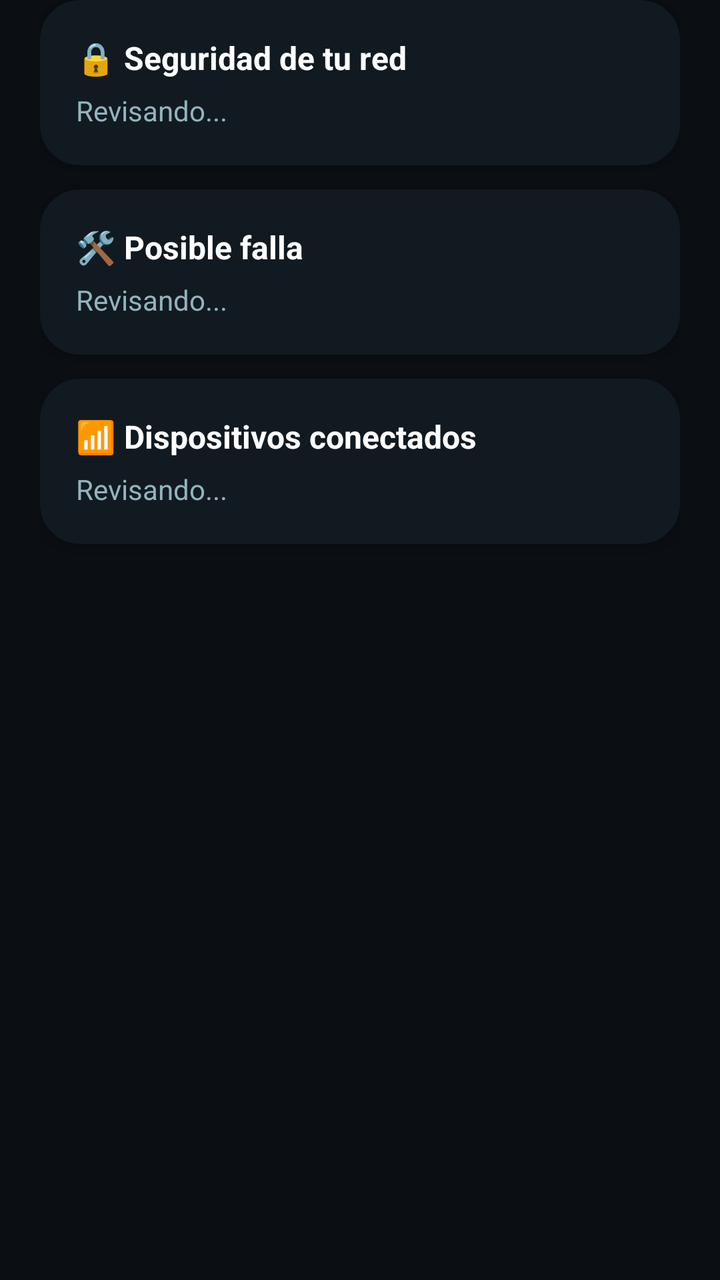
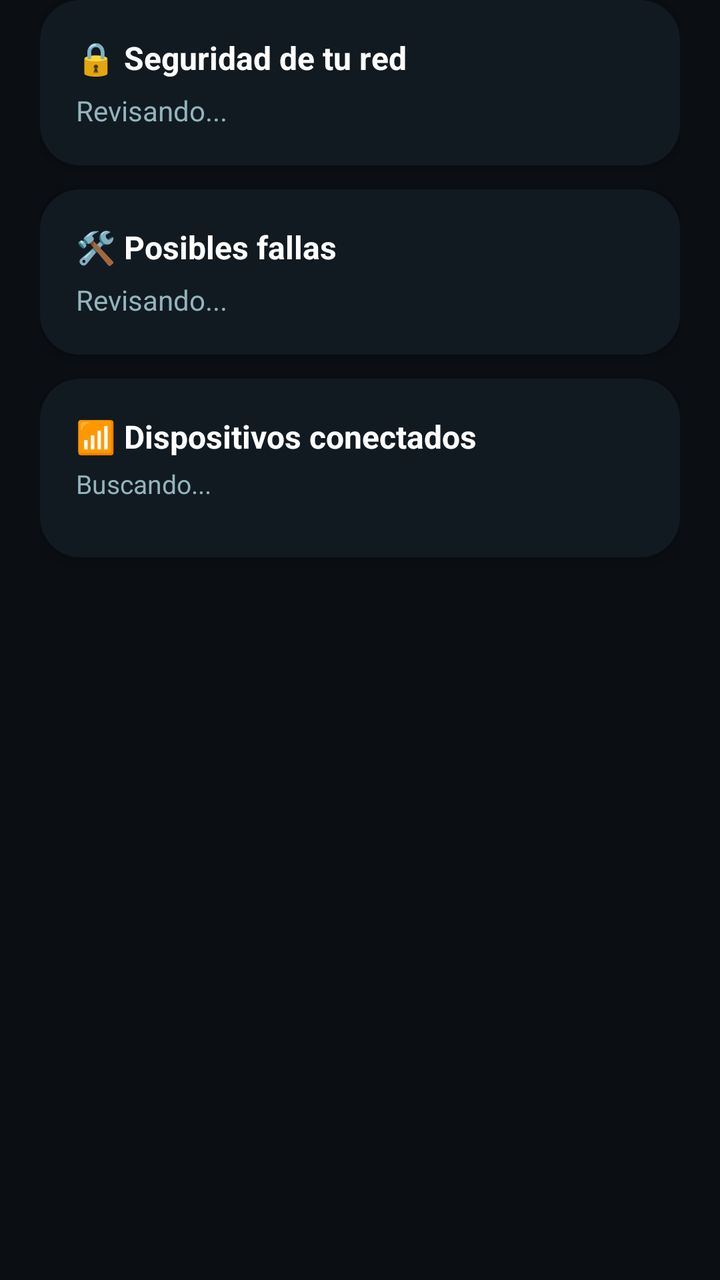

An Android layout rendered at two revisions. The XML below is the earlier revision; the diff shows what the commit changed to produce the second picture.
<!-- AndroidManifest.xml: application theme Theme.AnalizerMeow -->
<!-- res/layout/fragment_optimize.xml -->
<?xml version="1.0" encoding="utf-8"?>
<androidx.core.widget.NestedScrollView
    xmlns:android="http://schemas.android.com/apk/res/android"
    xmlns:app="http://schemas.android.com/apk/res-auto"
    android:layout_width="match_parent"
    android:layout_height="match_parent"
    android:fillViewport="true">

    <LinearLayout
        android:layout_width="match_parent"
        android:layout_height="wrap_content"
        android:orientation="vertical"
        android:paddingHorizontal="20dp"
        android:paddingBottom="24dp">

        <com.google.android.material.card.MaterialCardView
            android:layout_width="match_parent"
            android:layout_height="wrap_content"
            android:layout_marginBottom="12dp"
            app:cardBackgroundColor="@color/meow_surface"
            app:cardCornerRadius="20dp"
            app:cardElevation="6dp">
            <LinearLayout
                android:layout_width="match_parent"
                android:layout_height="wrap_content"
                android:orientation="vertical"
                android:padding="18dp">
                <TextView
                    android:layout_width="wrap_content"
                    android:layout_height="wrap_content"
                    android:text="🔒 Seguridad de tu red"
                    android:textColor="@color/meow_text_primary"
                    android:textSize="16sp"
                    android:textStyle="bold" />
                <TextView
                    android:id="@+id/optimize_security"
                    android:layout_width="match_parent"
                    android:layout_height="wrap_content"
                    android:layout_marginTop="6dp"
                    android:text="Revisando..."
                    android:textColor="@color/meow_text_secondary"
                    android:textSize="14sp" />
            </LinearLayout>
        </com.google.android.material.card.MaterialCardView>

        <com.google.android.material.card.MaterialCardView
            android:layout_width="match_parent"
            android:layout_height="wrap_content"
            android:layout_marginBottom="12dp"
            app:cardBackgroundColor="@color/meow_surface"
            app:cardCornerRadius="20dp"
            app:cardElevation="6dp">
            <LinearLayout
                android:layout_width="match_parent"
                android:layout_height="wrap_content"
                android:orientation="vertical"
                android:padding="18dp">
                <TextView
                    android:layout_width="wrap_content"
                    android:layout_height="wrap_content"
                    android:text="🛠️ Posible falla"
                    android:textColor="@color/meow_text_primary"
                    android:textSize="16sp"
                    android:textStyle="bold" />
                <TextView
                    android:id="@+id/optimize_diagnosis"
                    android:layout_width="match_parent"
                    android:layout_height="wrap_content"
                    android:layout_marginTop="6dp"
                    android:text="Revisando..."
                    android:textColor="@color/meow_text_secondary"
                    android:textSize="14sp" />
            </LinearLayout>
        </com.google.android.material.card.MaterialCardView>

        <com.google.android.material.card.MaterialCardView
            android:layout_width="match_parent"
            android:layout_height="wrap_content"
            app:cardBackgroundColor="@color/meow_surface"
            app:cardCornerRadius="20dp"
            app:cardElevation="6dp">
            <LinearLayout
                android:layout_width="match_parent"
                android:layout_height="wrap_content"
                android:orientation="vertical"
                android:padding="18dp">
                <TextView
                    android:layout_width="wrap_content"
                    android:layout_height="wrap_content"
                    android:text="📶 Dispositivos conectados"
                    android:textColor="@color/meow_text_primary"
                    android:textSize="16sp"
                    android:textStyle="bold" />
                <TextView
                    android:id="@+id/optimize_devices"
                    android:layout_width="match_parent"
                    android:layout_height="wrap_content"
                    android:layout_marginTop="6dp"
                    android:text="Revisando..."
                    android:textColor="@color/meow_text_secondary"
                    android:textSize="14sp" />
            </LinearLayout>
        </com.google.android.material.card.MaterialCardView>

    </LinearLayout>
</androidx.core.widget.NestedScrollView>
<!-- resources referenced by this layout -->
<resources>
  <color name="meow_surface">#121A21</color>
  <color name="meow_text_primary">#FFFFFF</color>
  <color name="meow_text_secondary">#93B4BD</color>
  <style name="Theme.AnalizerMeow" parent="Theme.MaterialComponents.DayNight.NoActionBar">
          <item name="colorPrimary">@color/meow_accent</item>
          <item name="colorPrimaryVariant">@color/meow_accent_dim</item>
          <item name="colorSecondary">@color/meow_accent</item>
          <item name="colorSecondaryVariant">@color/meow_accent_dim</item>
          <item name="colorSurface">@color/meow_surface</item>
          <item name="colorOnSurface">@color/meow_text_primary</item>
          <item name="android:windowBackground">@color/meow_background</item>
          <item name="android:statusBarColor">@color/meow_header</item>
      </style>
  <color name="meow_accent">#26E1EC</color>
  <color name="meow_accent_dim">#0F8A94</color>
  <color name="meow_background">#0B0F14</color>
  <color name="meow_header">#0E3A42</color>
</resources>

<!-- the commit's change to res/layout/fragment_optimize.xml (unified diff, before → after) -->
@@ -58,7 +58,7 @@
                 <TextView
                     android:layout_width="wrap_content"
                     android:layout_height="wrap_content"
-                    android:text="🛠️ Posible falla"
+                    android:text="🛠️ Posibles fallas"
                     android:textColor="@color/meow_text_primary"
                     android:textSize="16sp"
                     android:textStyle="bold" />
@@ -92,13 +92,18 @@
                     android:textSize="16sp"
                     android:textStyle="bold" />
                 <TextView
-                    android:id="@+id/optimize_devices"
+                    android:id="@+id/optimize_devices_status"
                     android:layout_width="match_parent"
                     android:layout_height="wrap_content"
-                    android:layout_marginTop="6dp"
-                    android:text="Revisando..."
+                    android:layout_marginTop="4dp"
+                    android:text="Buscando..."
                     android:textColor="@color/meow_text_secondary"
-                    android:textSize="14sp" />
+                    android:textSize="13sp" />
+                <androidx.recyclerview.widget.RecyclerView
+                    android:id="@+id/optimize_devices_list"
+                    android:layout_width="match_parent"
+                    android:layout_height="wrap_content"
+                    android:layout_marginTop="10dp" />
             </LinearLayout>
         </com.google.android.material.card.MaterialCardView>
 
